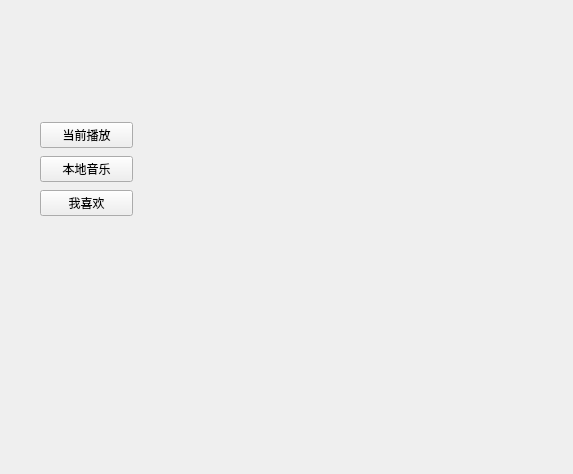
Qt form qtmusic/mainwidget.ui (jianba/qtmusic) before a commit.
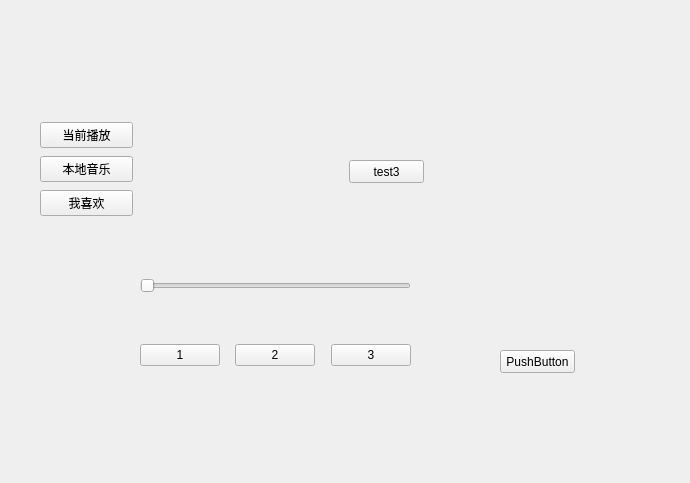
The same form after that commit.

```diff
--- a/qtmusic/mainwidget.ui
+++ b/qtmusic/mainwidget.ui
@@ -6,8 +6,8 @@
    <rect>
     <x>0</x>
     <y>0</y>
-    <width>573</width>
-    <height>474</height>
+    <width>690</width>
+    <height>483</height>
    </rect>
   </property>
   <property name="windowTitle">
@@ -22,8 +22,54 @@
      <height>131</height>
     </rect>
    </property>
-   <widget class="QWidget" name="page"/>
-   <widget class="QWidget" name="page_2"/>
+   <property name="currentIndex">
+    <number>2</number>
+   </property>
+   <widget class="QWidget" name="page">
+    <widget class="QPushButton" name="pushButton">
+     <property name="geometry">
+      <rect>
+       <x>20</x>
+       <y>60</y>
+       <width>75</width>
+       <height>23</height>
+      </rect>
+     </property>
+     <property name="text">
+      <string>test1</string>
+     </property>
+    </widget>
+   </widget>
+   <widget class="QWidget" name="page_2">
+    <widget class="QPushButton" name="pushButton_2">
+     <property name="geometry">
+      <rect>
+       <x>30</x>
+       <y>70</y>
+       <width>75</width>
+       <height>23</height>
+      </rect>
+     </property>
+     <property name="text">
+      <string>test2</string>
+     </property>
+    </widget>
+   </widget>
+   <widget class="QWidget" name="page_3">
+    <widget class="QPushButton" name="pushButton_3">
+     <property name="geometry">
+      <rect>
+       <x>40</x>
+       <y>70</y>
+       <width>75</width>
+       <height>23</height>
+      </rect>
+     </property>
+     <property name="text">
+      <string>test3</string>
+     </property>
+    </widget>
+   </widget>
   </widget>
   <widget class="QWidget" name="widget" native="true">
    <property name="geometry">
@@ -58,6 +104,91 @@
     </item>
    </layout>
   </widget>
+  <widget class="QSlider" name="positionSlider">
+   <property name="geometry">
+    <rect>
+     <x>140</x>
+     <y>270</y>
+     <width>271</width>
+     <height>31</height>
+    </rect>
+   </property>
+   <property name="orientation">
+    <enum>Qt::Horizontal</enum>
+   </property>
+  </widget>
+  <widget class="QWidget" name="horizontalLayoutWidget">
+   <property name="geometry">
+    <rect>
+     <x>140</x>
+     <y>330</y>
+     <width>271</width>
+     <height>51</height>
+    </rect>
+   </property>
+   <layout class="QHBoxLayout" name="horizontalLayout">
+    <item>
+     <widget class="QPushButton" name="btnPre">
+      <property name="text">
+       <string>1</string>
+      </property>
+     </widget>
+    </item>
+    <item>
+     <spacer name="horizontalSpacer">
+      <property name="orientation">
+       <enum>Qt::Horizontal</enum>
+      </property>
+      <property name="sizeHint" stdset="0">
+       <size>
+        <width>40</width>
+        <height>20</height>
+       </size>
+      </property>
+     </spacer>
+    </item>
+    <item>
+     <widget class="QPushButton" name="btnPlay">
+      <property name="text">
+       <string>2</string>
+      </property>
+     </widget>
+    </item>
+    <item>
+     <spacer name="horizontalSpacer_2">
+      <property name="orientation">
+       <enum>Qt::Horizontal</enum>
+      </property>
+      <property name="sizeHint" stdset="0">
+       <size>
+        <width>40</width>
+        <height>20</height>
+       </size>
+      </property>
+     </spacer>
+    </item>
+    <item>
+     <widget class="QPushButton" name="btnNext">
+      <property name="text">
+       <string>3</string>
+      </property>
+     </widget>
+    </item>
+   </layout>
+  </widget>
+  <widget class="QPushButton" name="btnAdd">
+   <property name="geometry">
+    <rect>
+     <x>500</x>
+     <y>350</y>
+     <width>75</width>
+     <height>23</height>
+    </rect>
+   </property>
+   <property name="text">
+    <string>PushButton</string>
+   </property>
+  </widget>
  </widget>
  <resources/>
  <connections/>
```
